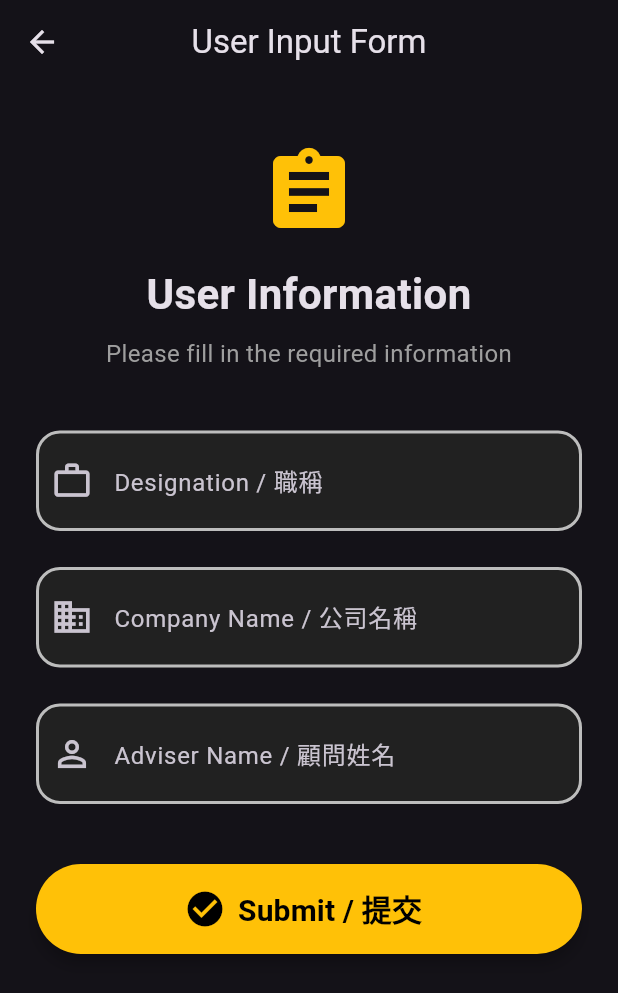
After one commit to alisonyau121-blip/OCR_Demo-master, a Flutter app: the screen it shows after launch, after a tap on "User Input Form", on a phone screen of 412 x 824 dp. The commit adds this screen. Shown: the top 993 px of the screen. Run offline on Flutter 3.47's test engine with Material 3 defaults, Android fonts, the phone set to English and light mode, and no system bars; our stand-ins replace image_picker, signature; missing offline and left inert: flutter_pdfview, gal, google_mlkit_text_recognition, syncfusion_flutter_pdf.

Commit message:
Update:User Form Submitted

```diff
--- a/lib/main.dart
+++ b/lib/main.dart
@@ -9,6 +9,8 @@ import 'utils/logger.dart';
 import 'utils/ui_helpers.dart';
 import 'screens/display_picture_screen.dart';
 import 'screens/pdf_viewer_screen.dart';
+import 'screens/user_input_form_screen.dart';
+import 'screens/form_confirmation_screen.dart';
 import 'digital_signature_page.dart';
 import 'models/signature_result.dart';
 import 'services/pdf_api_service.dart';
@@ -81,6 +83,9 @@ class _SelectImageScreenState extends State<SelectImageScreen> {
   // PDF generation state
   bool _generatingPdf = false;
   Uint8List? signedPdfBytes;
+
+  // Form data tracking
+  Map<String, String>? userFormData;
 
   Future<void> _pickImage(ImageSource source) async {
     try {
@@ -307,6 +312,33 @@ class _SelectImageScreenState extends State<SelectImageScreen> {
     _downloadPdf();
   }
 
+  Future<void> _handleUserInputForm() async {
+    _log.info('Opening user input form');
+
+    final formData = await Navigator.of(context).push<Map<String, String>>(
+      MaterialPageRoute(
+        builder: (context) => const UserInputFormScreen(),
+      ),
+    );
+
+    if (formData != null && mounted) {
+      _log.info('Form data received: $formData');
+
+      setState(() {
+        userFormData = formData;
+      });
+
+      // Navigate to confirmation screen
+      if (mounted) {
+        await Navigator.of(context).push(
+          MaterialPageRoute(
+            builder: (context) => FormConfirmationScreen(formData: formData),
+          ),
+        );
+      }
+    }
+  }
+
   Future<void> _generateSignedPdf() async {
     if (clientSignature == null || adviserSignature == null) {
       _log.warning('Attempted to generate PDF without both signatures');
@@ -324,10 +356,21 @@ class _SelectImageScreenState extends State<SelectImageScreen> {
 
     try {
       // Insert signatures into PDF
-      final pdfBytes = await _pdfService.insertSignaturesToPdf(
+      var pdfBytes = await _pdfService.insertSignaturesToPdf(
         clientSignaturePng: clientSignature!.transparentPng,
         adviserSignaturePng: adviserSignature!.transparentPng,
       );
+
+      // Insert form data if available
+      if (userFormData != null) {
+        _log.info('Inserting user form data into PDF');
+        pdfBytes = await _pdfService.insertFormDataToPdf(
+          pdfBytes: pdfBytes,
+          designation: userFormData!['Designation'] ?? '',
+          companyName: userFormData!['CompanyName'] ?? '',
+          adviserName: userFormData!['AdviserName'] ?? '',
+        );
+      }
 
       // Store signed PDF in memory
       setState(() {
@@ -340,9 +383,14 @@ class _SelectImageScreenState extends State<SelectImageScreen> {
       if (!mounted) return;
 
       // Show success message
+      final hasFormData = userFormData != null;
       ScaffoldMessenger.of(context).showSnackBar(
         SnackBar(
-          content: Text('✓ Signed PDF saved to:\n$filePath\n\nPreview & Download now use signed version'),
+          content: Text(
+            hasFormData
+                ? '✓ Signed PDF with form data saved to:\n$filePath\n\nPreview & Download now use signed version'
+                : '✓ Signed PDF saved to:\n$filePath\n\nPreview & Download now use signed version'
+          ),
           backgroundColor: Colors.green,
           duration: const Duration(seconds: 5),
           action: SnackBarAction(
@@ -507,6 +555,28 @@ class _SelectImageScreenState extends State<SelectImageScreen> {
                   ),
                 ),
               ),
+              const SizedBox(height: standardSpacing),
+
+              // User Input Form button
+              ElevatedButton.icon(
+                onPressed: _handleUserInputForm,
+                icon: Icon(
+                  userFormData != null ? Icons.check_circle : Icons.assignment,
+                  size: 32,
+                ),
+                label: Text(
+                  userFormData != null ? 'User Form Submitted ✓' : 'User Input Form',
+                  style: const TextStyle(fontSize: 18),
+                ),
+                style: ElevatedButton.styleFrom(
+                  backgroundColor: userFormData != null ? Colors.green : Colors.amber,
+                  foregroundColor: Colors.black,
+                  minimumSize: const Size(double.infinity, 56),
+                  shape: RoundedRectangleBorder(
+                    borderRadius: BorderRadius.circular(28),
+                  ),
+                ),
+              ),
               const SizedBox(height: 24), // Bottom padding
             ],
           ),
--- /dev/null
+++ b/lib/screens/user_input_form_screen.dart
@@ -0,0 +1,192 @@
+import 'package:flutter/material.dart';
+
+/// User Input Form for collecting Designation, Company Name, and Adviser Name
+class UserInputFormScreen extends StatefulWidget {
+  const UserInputFormScreen({super.key});
+
+  @override
+  State<UserInputFormScreen> createState() => _UserInputFormScreenState();
+}
+
+class _UserInputFormScreenState extends State<UserInputFormScreen> {
+  final _formKey = GlobalKey<FormState>();
+  final _designationController = TextEditingController();
+  final _companyNameController = TextEditingController();
+  final _adviserNameController = TextEditingController();
+
+  @override
+  void dispose() {
+    _designationController.dispose();
+    _companyNameController.dispose();
+    _adviserNameController.dispose();
+    super.dispose();
+  }
+
+  void _submitForm() {
+    if (_formKey.currentState!.validate()) {
+      // Return form data as Map
+      final formData = {
+        'Designation': _designationController.text.trim(),
+        'CompanyName': _companyNameController.text.trim(),
+        'AdviserName': _adviserNameController.text.trim(),
+      };
+      Navigator.pop(context, formData);
+    }
+  }
+
+  @override
+  Widget build(BuildContext context) {
+    return Scaffold(
+      appBar: AppBar(
+        title: const Text('User Input Form'),
+        centerTitle: true,
+      ),
+      body: SafeArea(
+        child: SingleChildScrollView(
+          padding: const EdgeInsets.all(24.0),
+          child: Form(
+            key: _formKey,
+            child: Column(
+              crossAxisAlignment: CrossAxisAlignment.stretch,
+              children: [
+                const SizedBox(height: 16),
+
+                // Form title and description
+                const Icon(
+                  Icons.assignment,
+                  size: 64,
+                  color: Colors.amber,
+                ),
+                const SizedBox(height: 16),
+                const Text(
+                  'User Information',
+                  style: TextStyle(
+                    fontSize: 28,
+                    fontWeight: FontWeight.bold,
+                  ),
+                  textAlign: TextAlign.center,
+                ),
+                const SizedBox(height: 8),
+                const Text(
+                  'Please fill in the required information',
+                  style: TextStyle(
+                    fontSize: 16,
+                    color: Colors.grey,
+                  ),
+                  textAlign: TextAlign.center,
+                ),
+                const SizedBox(height: 40),
+
+                // Designation field
+                _buildTextField(
+                  controller: _designationController,
+                  labelText: 'Designation / 職稱',
+                  hintText: 'e.g., Manager, Director',
+                  icon: Icons.work_outline,
+                  validator: (value) {
+                    if (value == null || value.trim().isEmpty) {
+                      return 'Please enter designation / 請輸入職稱';
+                    }
+                    return null;
+                  },
+                ),
+                const SizedBox(height: 24),
+
+                // Company Name field
+                _buildTextField(
+                  controller: _companyNameController,
+                  labelText: 'Company Name / 公司名稱',
+                  hintText: 'e.g., ABC Corporation Ltd.',
+                  icon: Icons.business,
+                  validator: (value) {
+                    if (value == null || value.trim().isEmpty) {
+                      return 'Please enter company name / 請輸入公司名稱';
+                    }
+                    return null;
+                  },
+                ),
+                const SizedBox(height: 24),
+
+                // Adviser Name field
+                _buildTextField(
+                  controller: _adviserNameController,
+                  labelText: 'Adviser Name / 顧問姓名',
+                  hintText: 'e.g., John Chan',
+                  icon: Icons.person_outline,
+                  validator: (value) {
+                    if (value == null || value.trim().isEmpty) {
+                      return 'Please enter adviser name / 請輸入顧問姓名';
+                    }
+                    return null;
+                  },
+                ),
+                const SizedBox(height: 40),
+
+                // Submit button
+                ElevatedButton.icon(
+                  onPressed: _submitForm,
+                  icon: const Icon(Icons.check_circle, size: 28),
+                  label: const Text(
+                    'Submit / 提交',
+                    style: TextStyle(fontSize: 20, fontWeight: FontWeight.bold),
+                  ),
+                  style: ElevatedButton.styleFrom(
+                    backgroundColor: Colors.amber,
+                    foregroundColor: Colors.black,
+                    minimumSize: const Size(double.infinity, 60),
+                    shape: RoundedRectangleBorder(
+                      borderRadius: BorderRadius.circular(30),
+                    ),
+                    elevation: 4,
+                  ),
+                ),
+                const SizedBox(height: 24),
+              ],
+            ),
+          ),
+        ),
+      ),
+    );
+  }
+
+  Widget _buildTextField({
+    required TextEditingController controller,
+    required String labelText,
+    required String hintText,
+    required IconData icon,
+    required String? Function(String?) validator,
+  }) {
+    return TextFormField(
+      controller: controller,
+      decoration: InputDecoration(
+        labelText: labelText,
+        hintText: hintText,
+        prefixIcon: Icon(icon, size: 28),
+        border: OutlineInputBorder(
+          borderRadius: BorderRadius.circular(16),
+          borderSide: const BorderSide(width: 2),
+        ),
+        enabledBorder: OutlineInputBorder(
+          borderRadius: BorderRadius.circular(16),
+          borderSide: BorderSide(color: Colors.grey.shade400, width: 2),
+        ),
+        focusedBorder: OutlineInputBorder(
+          borderRadius: BorderRadius.circular(16),
+          borderSide: const BorderSide(color: Colors.amber, width: 2),
+        ),
+        errorBorder: OutlineInputBorder(
+          borderRadius: BorderRadius.circular(16),
+          borderSide: const BorderSide(color: Colors.red, width: 2),
+        ),
+        filled: true,
+        fillColor: Colors.grey.shade900,
+        contentPadding: const EdgeInsets.symmetric(horizontal: 20, vertical: 20),
+        labelStyle: const TextStyle(fontSize: 16),
+        hintStyle: TextStyle(color: Colors.grey.shade600),
+      ),
+      style: const TextStyle(fontSize: 18),
+      validator: validator,
+      textCapitalization: TextCapitalization.words,
+    );
+  }
+}
--- a/lib/services/pdf_api_service.dart
+++ b/lib/services/pdf_api_service.dart
@@ -20,6 +20,73 @@ class PdfApiService {
       return bytes;
     } catch (e, st) {
       _log.severe('Failed to load PDF template', e, st);
+      rethrow;
+    }
+  }
+
+  /// Insert form data into PDF text fields
+  Future<Uint8List> insertFormDataToPdf({
+    required Uint8List pdfBytes,
+    required String designation,
+    required String companyName,
+    required String adviserName,
+  }) async {
+    try {
+      _log.info('Inserting form data into PDF');
+
+      // Load PDF document
+      final PdfDocument document = PdfDocument(inputBytes: pdfBytes);
+      _log.info('PDF document loaded for form data insertion');
+
+      // Get form fields
+      final PdfForm form = document.form;
+      _log.info('Form fields count: ${form.fields.count}');
+
+      // Insert form data into corresponding fields
+      bool designationFound = false;
+      bool companyNameFound = false;
+      bool adviserNameFound = false;
+
+      for (int i = 0; i < form.fields.count; i++) {
+        final PdfField field = form.fields[i];
+
+        if (field is PdfTextBoxField) {
+          _log.fine('Text field $i: ${field.name}');
+
+          if (field.name == 'Designation') {
+            _log.info('Found Designation field, inserting: $designation');
+            field.text = designation;
+            designationFound = true;
+          } else if (field.name == 'CompanyName') {
+            _log.info('Found CompanyName field, inserting: $companyName');
+            field.text = companyName;
+            companyNameFound = true;
+          } else if (field.name == 'AdviserName') {
+            _log.info('Found AdviserName field, inserting: $adviserName');
+            field.text = adviserName;
+            adviserNameFound = true;
+          }
+        }
+      }
+
+      if (!designationFound) {
+        _log.warning('Designation field not found in PDF');
+      }
+      if (!companyNameFound) {
+        _log.warning('CompanyName field not found in PDF');
+      }
+      if (!adviserNameFound) {
+        _log.warning('AdviserName field not found in PDF');
+      }
+
+      // Save and return PDF bytes
+      final List<int> savedBytes = await document.save();
+      document.dispose();
+
+      _log.info('Form data inserted successfully: ${savedBytes.length} bytes');
+      return Uint8List.fromList(savedBytes);
+    } catch (e, st) {
+      _log.severe('Failed to insert form data into PDF', e, st);
       rethrow;
     }
   }
```
Also changed, not shown: lib/screens/form_confirmation_screen.dart (added, +186 -0 lines).
